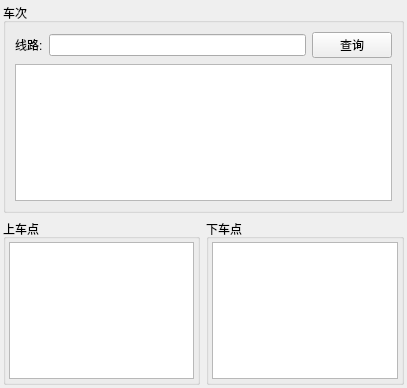
First picture: the form in ui/ui_search_bus_widget.ui, repository jeremy-peng/eTicket, before the edit.
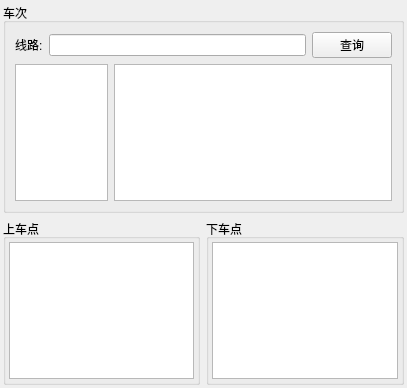
Second picture: the form after the edit.

Commit message: bus line detail

Diff of the .ui file:
```diff
--- a/ui/ui_search_bus_widget.ui
+++ b/ui/ui_search_bus_widget.ui
@@ -54,7 +54,18 @@
        </layout>
       </item>
       <item>
-       <widget class="QListWidget" name="listBusLine"/>
+       <layout class="QHBoxLayout" name="horizontalLayout_3" stretch="1,3">
+        <item>
+         <widget class="QListWidget" name="listBusLine">
+          <property name="editTriggers">
+           <set>QAbstractItemView::NoEditTriggers</set>
+          </property>
+         </widget>
+        </item>
+        <item>
+         <widget class="QTextEdit" name="textBusInfo"/>
+        </item>
+       </layout>
       </item>
      </layout>
     </widget>
```
Left out of the diff: 33 changed lines with no effect on the pictures. The commit also changes 5 other files.
